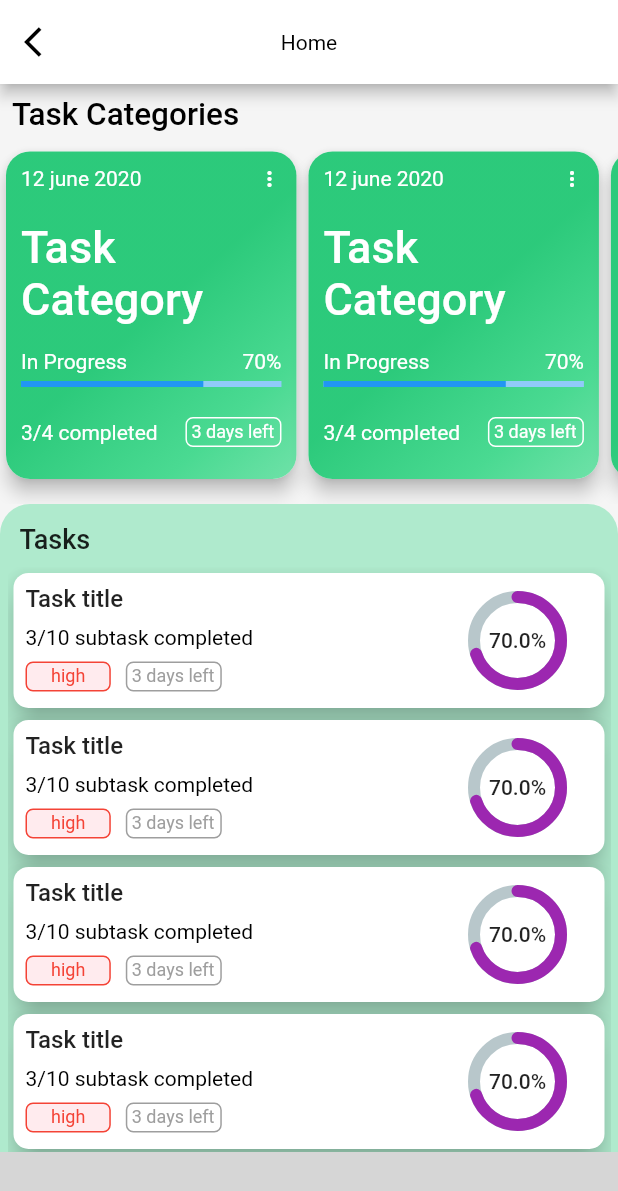
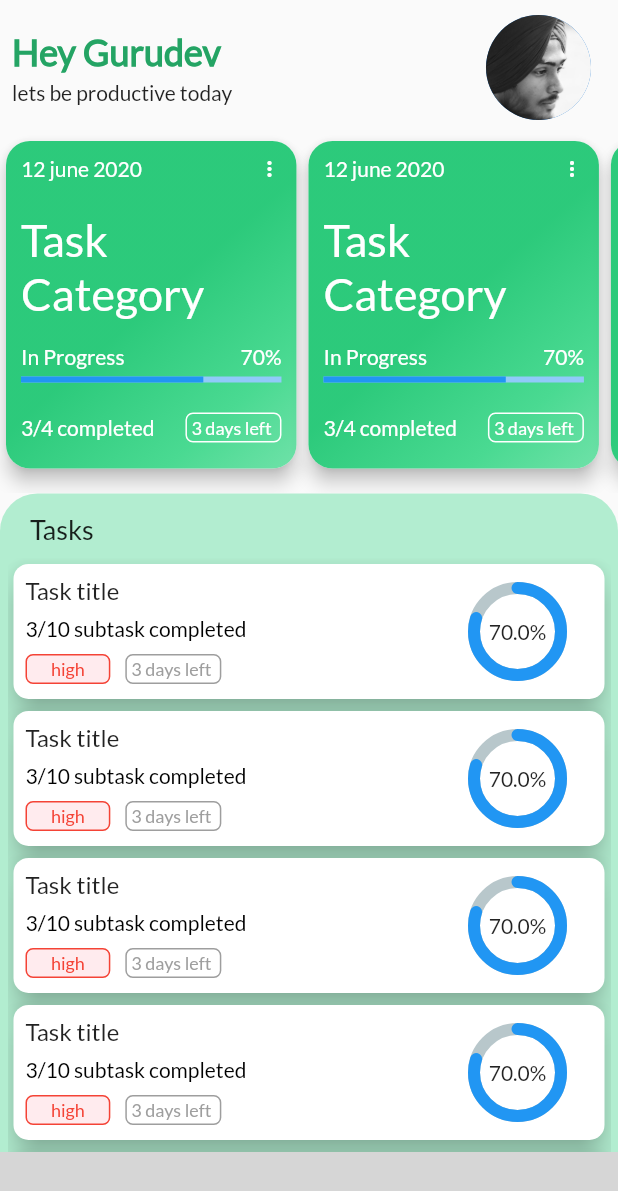
Before and after one commit to gurudevsingh14/strike_task, a Flutter app: the screen it shows after launch, on a phone screen of 412 x 824 dp. Shown: the top 1191 px of the screen. Run offline on Flutter 3.47's test engine with Material 2 defaults, Android fonts, the light colour scheme and no system bars; drawn by our look-alikes of percent_indicator; missing offline and left inert: pandabar; grey boxes are pictures that could not be loaded.

Commit message:
home screen : updated font, added profile pic and title texts

```diff
--- a/lib/constants/constants.dart
+++ b/lib/constants/constants.dart
@@ -5,10 +5,16 @@ import 'package:strike_task/view/Common/catergory_card.dart';
 import 'package:strike_task/view/Screens/HomeScreen/home_screen.dart';
 import 'package:strike_task/view/Screens/ProfileScreen/profile_screen.dart';
 
+//colors
 const primaryColor=Color(0xFB29C979);
-const lightPrimaryColor=Color(0xFB47D990);
+const primayDarkColor=Color(0xFB21A362);
+const primayLightColor=Color(0xFB47D990);
 const whiteColor=Colors.white;
 const blackColor=Colors.black;
 final mutedColor=Colors.grey.shade500;
 
-const screens=[HomeScreen(),CalendarScreen(),CategoryScreen(),ProfileScreen()];
+//fonts
+const lato="Lato";
+
+//screen list
+final screens=[HomeScreen(),CalendarScreen(),CategoryScreen(),ProfileScreen()];
--- a/lib/main.dart
+++ b/lib/main.dart
@@ -1,5 +1,6 @@
 import 'package:flutter/material.dart';
 import 'package:provider/provider.dart';
+import 'package:strike_task/constants/constants.dart';
 import 'package:strike_task/controller/screen_controller.dart';
 import 'package:strike_task/view/Common/body_with_appbar.dart';
 import 'package:strike_task/view/Screens/HomeScreen/home_screen.dart';
@@ -16,6 +17,9 @@ class MyApp extends StatelessWidget {
          ChangeNotifierProvider(create: (context) => ScreenController(),)
       ],
       child: MaterialApp(
+        theme: ThemeData(
+          fontFamily: lato,
+        ),
         debugShowCheckedModeBanner: false,
         home: BodyWithAppBar(),
       ),
--- a/lib/view/Common/body_with_appbar.dart
+++ b/lib/view/Common/body_with_appbar.dart
@@ -14,19 +14,19 @@ class BodyWithAppBar extends StatelessWidget {
     return SafeArea(
       child: Scaffold(
         extendBody: true,
-        appBar: AppBar(
-          leading: Icon(Icons.arrow_back_ios,color: blackColor,),
-          title: Text('Home'),
-          centerTitle: true,
-          backgroundColor: whiteColor,
-          titleTextStyle: TextStyle(color: blackColor),
-        ),
+        // appBar: AppBar(
+        //   leading: Icon(Icons.arrow_back_ios,color: blackColor,),
+        //   title: Text('Home'),
+        //   centerTitle: true,
+        //   backgroundColor: whiteColor,
+        //   titleTextStyle: TextStyle(color: blackColor),
+        // ),
         body: screens[controller.currScreen],
-        backgroundColor: Colors.grey.shade100,
+        // backgroundColor: Colors.grey.shade100,
         bottomNavigationBar: PandaBar(
           buttonColor: Colors.grey,
           buttonSelectedColor: primaryColor,
-          fabColors: [primaryColor,lightPrimaryColor],
+          fabColors: [primaryColor,primayLightColor],
           backgroundColor: Colors.white,
           onFabButtonPressed: () {
           },
--- a/lib/view/Common/catergory_card.dart
+++ b/lib/view/Common/catergory_card.dart
@@ -19,7 +19,7 @@ class CategoryCard extends StatelessWidget {
           width: displayWidth(context)*0.47,
           decoration: BoxDecoration(
             gradient: LinearGradient(
-                colors: [primaryColor,lightPrimaryColor,Color(0xFB6DE1A7)],
+                colors: [primaryColor,primayLightColor,Color(0xFB6DE1A7)],
               stops: [0.5,0.8,1],
               begin: Alignment.topLeft,
               end: Alignment.bottomRight
--- a/lib/view/Common/task_tile.dart
+++ b/lib/view/Common/task_tile.dart
@@ -48,14 +48,19 @@ class TaskTile extends StatelessWidget {
                 radius: 33.0,
                 lineWidth: 8.0,
                 animation: true,
-                percent: 0.7,
+                percent: 0.8,
                 center: new Text(
                   "70.0%",
                   style:
                   new TextStyle(fontWeight: FontWeight.w500, fontSize: 14.0),
                 ),
+                rotateLinearGradient: true,
+                // linearGradient: LinearGradient(
+                //   colors: [Colors.red,Colors.orange,Colors.yellow,Colors.lightBlue,Colors.lightGreen,Colors.green],
+                //   stops: [0.1,0.3,0.5,0.7,0.8,1],
+                // ),
                 circularStrokeCap: CircularStrokeCap.round,
-                progressColor: Colors.purple,
+                progressColor: Colors.blue,
               ),
             ),
           ],
--- a/lib/view/Screens/HomeScreen/home_screen.dart
+++ b/lib/view/Screens/HomeScreen/home_screen.dart
@@ -18,29 +18,57 @@ class HomeScreen extends StatelessWidget {
         crossAxisAlignment: CrossAxisAlignment.start,
         children: [
           Padding(
-            padding: const EdgeInsets.all(8.0),
-            child: Text('Task Categories',style: TextStyle(fontSize: 21,fontWeight: FontWeight.w500,color: blackColor),),
+            padding: const EdgeInsets.symmetric(horizontal: 8),
+            child: Row(
+              mainAxisAlignment: MainAxisAlignment.spaceBetween,
+              children: [
+                Column(
+                  crossAxisAlignment: CrossAxisAlignment.start,
+                  children: [
+                    Text('Hey Gurudev',style: TextStyle(fontSize: 24,fontWeight: FontWeight.bold,color: primayDarkColor),),
+                    SizedBox(height: 4,),
+                    Text('lets be productive today')
+                  ],
                 ),
+                Padding(
+                  padding: const EdgeInsets.all(10),
+                  child: CircleAvatar(
+                    radius: 35,
+                    backgroundImage: AssetImage('assets/images/dp.jpg'),
+                  ),
+                )
+              ],
+            ),
+          ),
+          // Padding(
+          //   padding: const EdgeInsets.only(bottom: 8,left: 8),
+          //   child: Text(
+          //     'Task Categories',
+          //     style: TextStyle(
+          //         fontSize: 21, fontWeight: FontWeight.w500, color: blackColor),
+          //   ),
+          // ),
           Container(
               width: displayWidth(context),
-            height: displayHeight(context)*0.29,
+              height: displayHeight(context) * 0.29,
               child: ListView.builder(
                   scrollDirection: Axis.horizontal,
                   itemCount: 3,
-                itemBuilder: (BuildContext,index){
+                  itemBuilder: (BuildContext, index) {
                     return Column(
                       children: [
                         CategoryCard(),
                       ],
                     );
-            })
-          ),
+                  })),
           Container(
               decoration: BoxDecoration(
-              color: lightPrimaryColor.withOpacity(0.4),
-              borderRadius: BorderRadius.only(topLeft: Radius.circular(20),topRight: Radius.circular(20)),
+                color: primayLightColor.withOpacity(0.4),
+                borderRadius: BorderRadius.only(
+                    topLeft: Radius.circular(25),
+                    topRight: Radius.circular(25)),
               ),
-            height: displayHeight(context)*0.6,
+              height: displayHeight(context) * 0.6,
               child: Padding(
                 padding: const EdgeInsets.all(5.0),
                 child: Column(
@@ -48,7 +76,11 @@ class HomeScreen extends StatelessWidget {
                   children: [
                     Padding(
                       padding: const EdgeInsets.all(8.0),
-                    child: Text('Tasks',style: TextStyle(fontSize: 18,fontWeight: FontWeight.w500),),
+                      child: Text(
+                        '  Tasks',
+                        style: TextStyle(
+                            fontSize: 18, fontWeight: FontWeight.w500),
+                      ),
                     ),
                     Expanded(
                       child: ListView(
@@ -64,8 +96,7 @@ class HomeScreen extends StatelessWidget {
                     ),
                   ],
                 ),
-            )
-          )
+              ))
         ],
       ),
     );
```
Also changed, not shown: pubspec.yaml (+6 -10 lines), assets/fonts/Lato-Bold.ttf (added), assets/fonts/Lato-Regular.ttf (added), assets/images/dp.jpg (added). Lines whose indentation alone changed are shown as unchanged.
